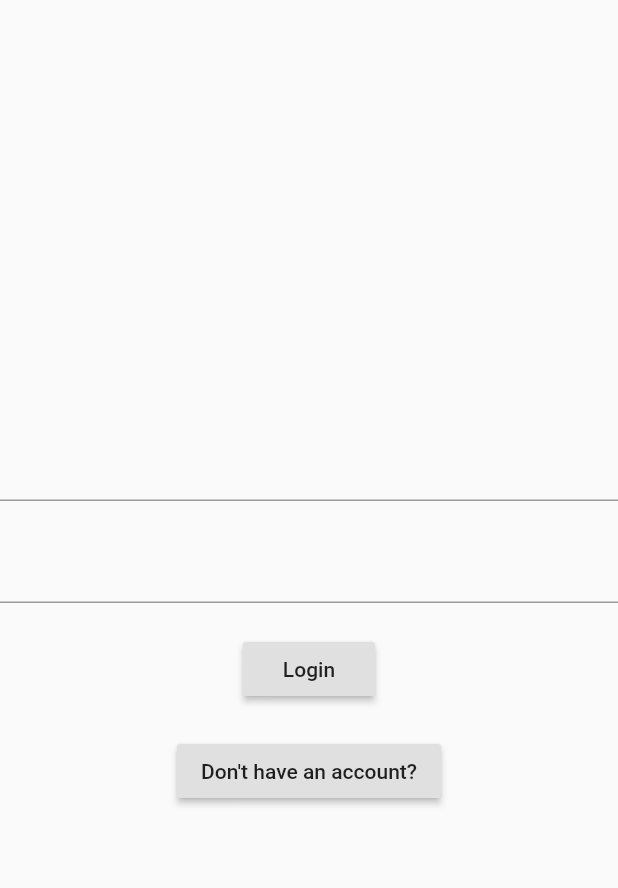
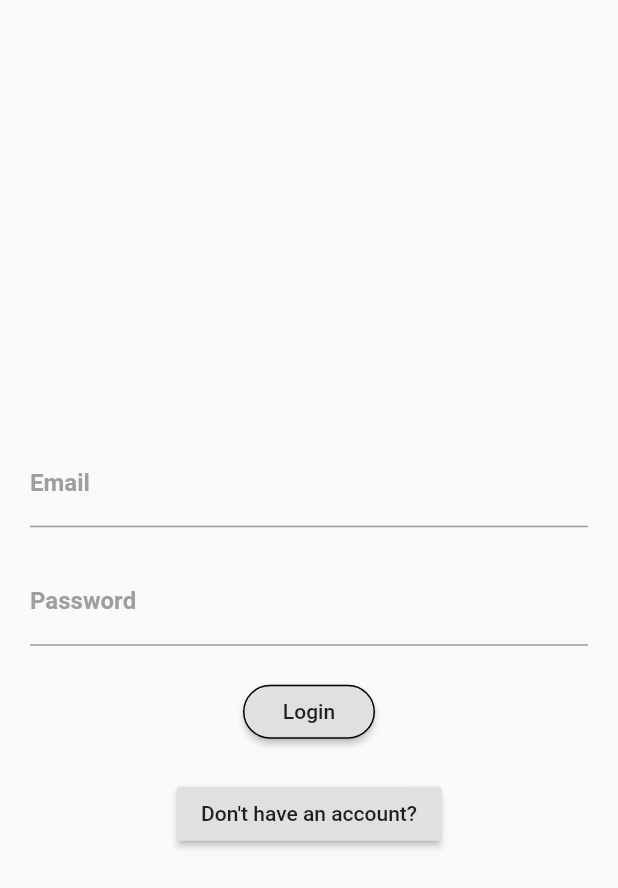
Before and after one commit to Toufiqulhaquemamun/SRMOne, a Flutter app: the screen it shows after launch, on a phone screen of 412 x 824 dp. Shown: the top 888 px of the screen. Run offline on Flutter 3.47's test engine with Material 2 defaults, Android fonts, the phone set to English and light mode, and no system bars; our stand-ins replace cloud_firestore, firebase_auth, firebase_core, firebase_storage; missing offline and left inert: flutter_document_picker, flutter_plugin_pdf_viewer; accounts and stored records are empty; Roboto replaces fonts that are missing (Montserrat).

Commit message:
updated ui

```diff
--- a/lib/screens/loginpage.dart
+++ b/lib/screens/loginpage.dart
@@ -11,10 +11,9 @@ class LoginPage extends StatelessWidget {
 
   void loginAccount() async {
     try {
-      UserCredential userCredential = await FirebaseAuth.instance.signInWithEmailAndPassword(
-          email: enteredEmail,
-          password: enteredPass
-      );
+      UserCredential userCredential = await FirebaseAuth.instance
+          .signInWithEmailAndPassword(
+              email: enteredEmail, password: enteredPass);
     } on FirebaseAuthException catch (e) {
       if (e.code == 'user-not-found') {
         print('No user found for that email.');
@@ -24,7 +23,6 @@ class LoginPage extends StatelessWidget {
     }
   }
 
-
   @override
   Widget build(BuildContext context) {
     return Scaffold(
@@ -32,43 +30,75 @@ class LoginPage extends StatelessWidget {
             mainAxisAlignment: MainAxisAlignment.center,
             crossAxisAlignment: CrossAxisAlignment.center,
             children: [
+          Container(
+            padding: EdgeInsets.only(top: 35.0, left: 20.0, right: 20.0),
+            child: Column(
+              children: [
                 TextField(
-            decoration: InputDecoration(
-            ),
-            onChanged: (value){
+                  onChanged: (value) {
                     enteredEmail = value;
                   },
+                  decoration: InputDecoration(
+                    labelText: 'Email',
+                    labelStyle: TextStyle(
+                        fontFamily: 'Montserrat',
+                        fontWeight: FontWeight.bold,
+                        color: Colors.grey),
+                    focusedBorder: UnderlineInputBorder(
+                      borderSide: BorderSide(color: Colors.green),
                     ),
-          SizedBox(height: 20,),
+                  ),
+                ),
+                SizedBox(
+                  height: 20,
+                ),
                 TextField(
-            decoration: InputDecoration(
-            ),
-            onChanged: (value){
+                  onChanged: (value) {
                     enteredPass = value;
                   },
+                  decoration: InputDecoration(
+                    labelText: 'Password',
+                    labelStyle: TextStyle(
+                        fontFamily: 'Montserrat',
+                        fontWeight: FontWeight.bold,
+                        color: Colors.grey),
+                    focusedBorder: UnderlineInputBorder(
+                      borderSide: BorderSide(color: Colors.green),
                     ),
-          SizedBox(height: 20,),
+                  ),
+                  obscureText: true,
+                ),
+                SizedBox(
+                  height: 20,
+                ),
                 RaisedButton(
-            child: Text(
-                'Login'
+                  splashColor: Colors.yellow[200],
+                  animationDuration: Duration(seconds: 5),
+                  shape: RoundedRectangleBorder(
+                    borderRadius: new BorderRadius.circular(18.0),
+                    side: BorderSide(color: Colors.black),
                   ),
-            onPressed: ()async {
+                  child: Text('Login'),
+                  onPressed: () async {
                     await loginAccount();
                     print("done");
-              Navigator.of(context).push(MaterialPageRoute(builder: (context)=> HomePage()));
+                    Navigator.of(context).push(
+                        MaterialPageRoute(builder: (context) => HomePage()));
                   },
                 ),
-          SizedBox(height: 20,),
+                SizedBox(
+                  height: 20,
+                ),
                 RaisedButton(
-            child: Text(
-                "Don't have an account?"
-            ),
+                  child: Text("Don't have an account?"),
                   onPressed: () {
-              Navigator.of(context).push(MaterialPageRoute(builder: (context)=>SignUpPage()));
+                    Navigator.of(context).push(
+                        MaterialPageRoute(builder: (context) => SignUpPage()));
                   },
                 ),
               ],
             ),
-    );
+          )
+        ]));
   }
 }
--- a/lib/screens/searchscreen.dart
+++ b/lib/screens/searchscreen.dart
@@ -48,20 +48,15 @@ class _SearchScreenState extends State<SearchScreen> {
     return Scaffold(
 
       body: SafeArea(
-        child: Column(
-          children: [
-            Center(
-              child: RaisedButton(
-                child: Text(
-                  'Launch PDF',
-
-                ),
-                onPressed: (){
-                  Navigator.push(context, MaterialPageRoute(builder: (context) => LoadingScreen()));
-                },
-              ),
-            )
-          ],
+        child: Center(
+          child: RaisedButton(
+            onPressed: (){
+              Navigator.push(context, MaterialPageRoute(builder: (context) => LoadingScreen()));
+            },
+            child: Text(
+              'Launch PDF'
+            ),
+          ),
         ),
       ),
     );
```
Lines whose indentation alone changed are shown as unchanged.
